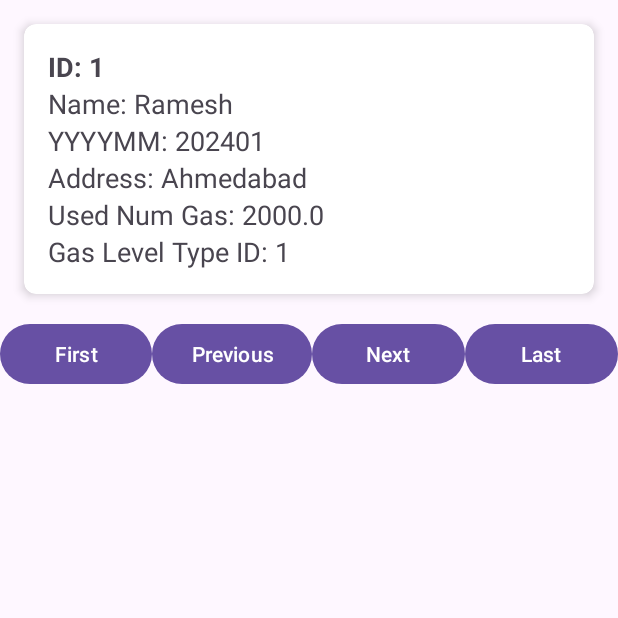
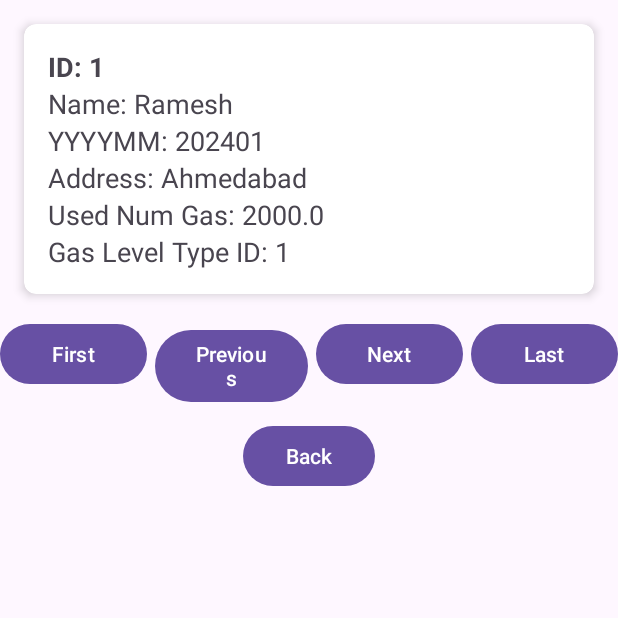
Before and after one commit to HungNguyen0210/Mobile-Application, an Android app: the CustomerDetailsActivity screen opened directly, with no data from a screen before it, on a phone screen of 412 x 824 dp, the top half of it. Run offline under Robolectric (Android 15) with nearby library versions, the phone set to English and light mode, and no system bars.

Commit message:
cardview and datetime picker, button back

```diff
--- a/app/src/main/java/com/example/gasbill/CustomerDetailsActivity.java
+++ b/app/src/main/java/com/example/gasbill/CustomerDetailsActivity.java
@@ -15,7 +15,7 @@ import androidx.appcompat.app.AppCompatActivity;
 public class CustomerDetailsActivity extends AppCompatActivity {
 
     private TextView tvCustomerId, tvCustomerName, tvCustomerYYYYMM, tvCustomerAddress, tvCustomerUsedNumGas, tvCustomerGasLevelTypeID;
-    private Button btnFirst, btnPrevious, btnNext, btnLast;
+    private Button btnFirst, btnPrevious, btnNext, btnLast, btnBack;
     private Cursor cursor;
     private DatabaseHelper dbHelper;
     private int currentPosition = 0;
@@ -52,6 +52,7 @@ public class CustomerDetailsActivity extends AppCompatActivity {
         btnPrevious = findViewById(R.id.btn_previous);
         btnNext = findViewById(R.id.btn_next);
         btnLast = findViewById(R.id.btn_last);
+        btnBack = findViewById(R.id.btn_back); // Khởi tạo nút Back
     }
 
     private void setButtonListeners() {
@@ -86,6 +87,9 @@ public class CustomerDetailsActivity extends AppCompatActivity {
                 displayCustomerDetails();
             }
         });
+
+        // Thêm sự kiện cho nút Back
+        btnBack.setOnClickListener(v -> finish());
     }
 
     private void setCardViewClickListener() {
@@ -137,8 +141,6 @@ public class CustomerDetailsActivity extends AppCompatActivity {
         displayCustomerDetails();
     }
 
-
-
     private void displayCustomerDetails() {
         if (cursor != null) {
             // Lấy và hiển thị thông tin
--- a/app/src/main/res/layout/activity_customer_details.xml
+++ b/app/src/main/res/layout/activity_customer_details.xml
@@ -86,12 +86,14 @@
             android:layout_width="0dp"
             android:layout_weight="1"
             android:layout_height="wrap_content"
-            android:text="First"/>
+            android:text="First"
+            android:layout_marginEnd="5dp"/>
 
         <Button
             android:id="@+id/btn_previous"
-            android:layout_width="5dp"
-            android:layout_height="wrap_content"
+            android:layout_width="4dp"
+            android:layout_height="56dp"
+            android:layout_marginEnd="5dp"
             android:layout_weight="1"
             android:text="Previous" />
 
@@ -100,14 +102,26 @@
             android:layout_width="0dp"
             android:layout_weight="1"
             android:layout_height="wrap_content"
-            android:text="Next"/>
+            android:text="Next"
+            android:layout_marginEnd="5dp"/>
 
         <Button
             android:id="@+id/btn_last"
             android:layout_width="0dp"
+            android:layout_height="wrap_content"
             android:layout_weight="1"
-            android:layout_height="wrap_content"
             android:text="Last"/>
+    </LinearLayout>
 
-    </LinearLayout>
+    <!-- Nút Back nằm ở hàng thứ hai -->
+    <Button
+        android:id="@+id/btn_back"
+        android:layout_width="wrap_content"
+        android:layout_height="wrap_content"
+        android:layout_marginTop="84dp"
+        android:text="Back"
+        app:layout_constraintEnd_toEndOf="parent"
+        app:layout_constraintStart_toStartOf="parent"
+        app:layout_constraintTop_toBottomOf="@+id/card_view" />
+
 </androidx.constraintlayout.widget.ConstraintLayout>
```
